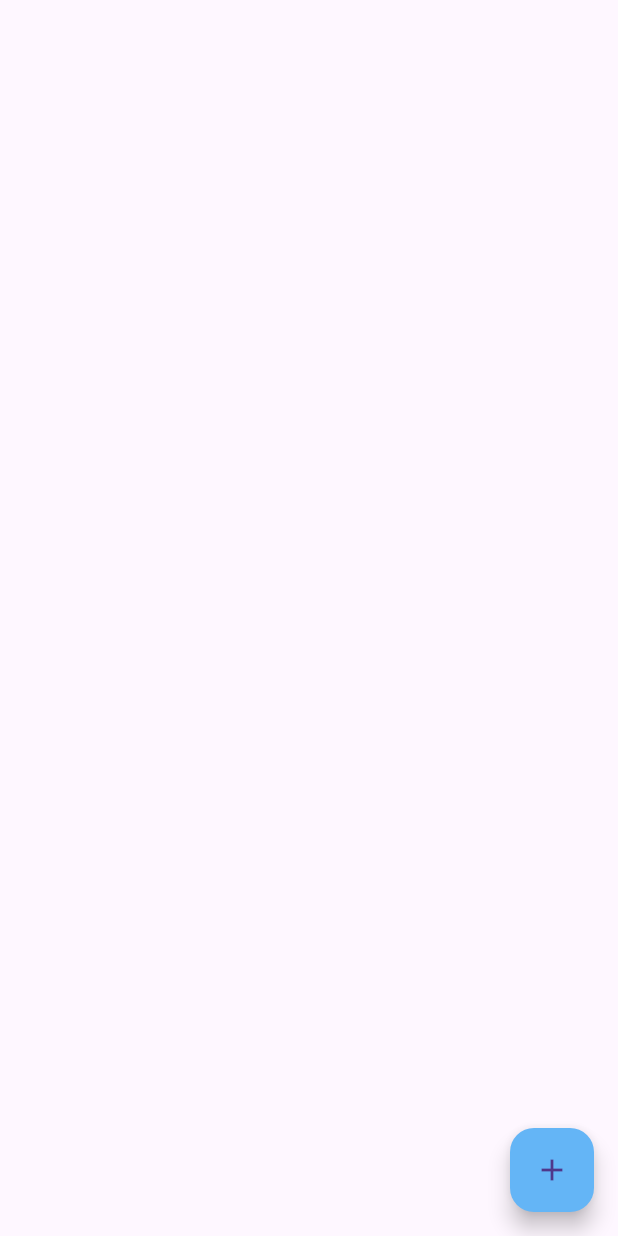
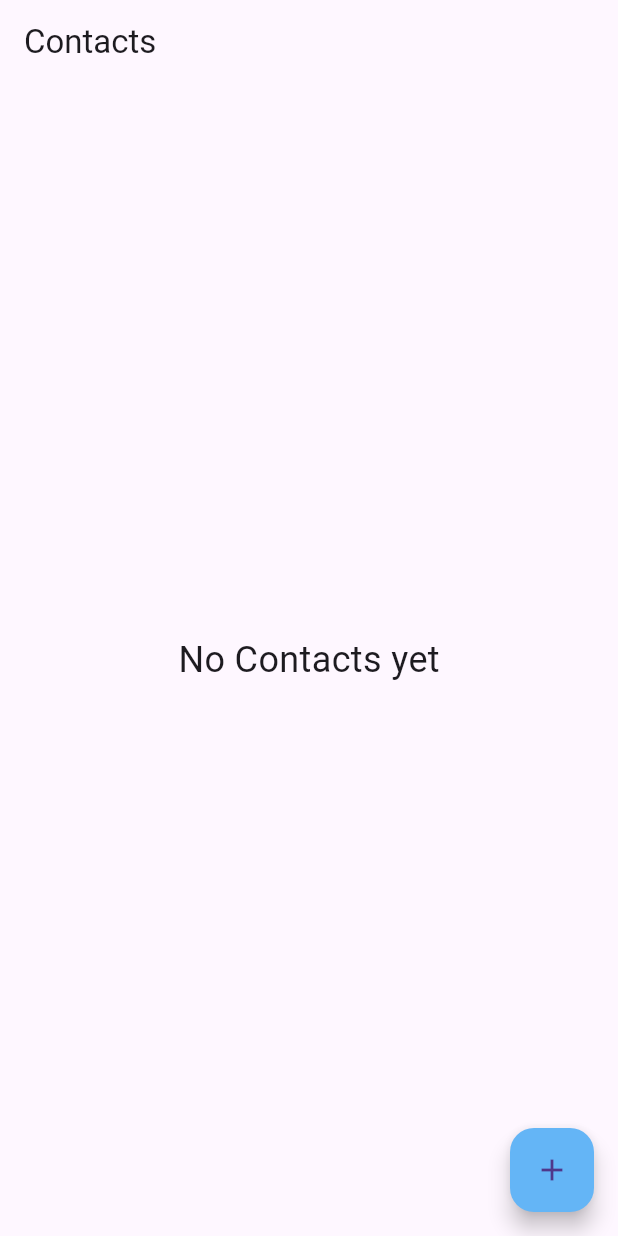
Before and after one commit to SamarAbdulaziz/Contacts_hive_cubit, a Flutter app: the screen it shows after launch, on a phone screen of 412 x 824 dp. Run offline on Flutter 3.47's test engine with Material 3 defaults, Android fonts, the light colour scheme and no system bars; our stand-ins replace bloc, flutter_bloc, hive, hive_flutter; accounts and stored records are empty.

Commit message:
adding bloc observer and 'no contacts yet'

```diff
--- a/lib/main.dart
+++ b/lib/main.dart
@@ -1,5 +1,6 @@
 import 'package:contacts_hive/constants.dart';
 import 'package:contacts_hive/cubit/contact_cubit.dart';
+import 'package:contacts_hive/cubit/my_bloc_observer.dart';
 import 'package:contacts_hive/models/contact_model.dart';
 import 'package:contacts_hive/views/contacts_screen.dart';
 import 'package:flutter/material.dart';
@@ -10,6 +11,8 @@ Future<void> main() async {
   await Hive.initFlutter();
   Hive.registerAdapter(ContactModelAdapter());
   await Hive.openBox<ContactModel>(contactsBoxName);
+  Bloc.observer = MyBlocObserver();
+
   runApp(const MyApp());
 }
 
--- a/lib/views/contacts_screen.dart
+++ b/lib/views/contacts_screen.dart
@@ -3,7 +3,6 @@ import 'package:contacts_hive/views/form_screen.dart';
 import 'package:contacts_hive/views/widgets/contact_item.dart';
 import 'package:flutter/material.dart';
 import 'package:flutter_bloc/flutter_bloc.dart';
-
 
 class ContactsScreen extends StatelessWidget {
   const ContactsScreen({super.key});
@@ -15,15 +14,23 @@ class ContactsScreen extends StatelessWidget {
         // TODO: implement listener
       },
       builder: (context, state) {
-
-        var cubit=BlocProvider.of<ContactCubit>(context);
+        var cubit = BlocProvider.of<ContactCubit>(context);
         return Scaffold(
-          appBar: AppBar(),
-          body: ListView.builder(
-            itemCount: cubit.contacts.length,
-            itemBuilder: (context, index) =>
-                ContactItem(index: index, contact:  cubit.contacts[index]),
+          appBar: AppBar(
+            title: const Text(
+              'Contacts',
+            ),
           ),
+          body: cubit.contacts.isEmpty
+              ? const Center(
+                  child:
+                      Text('No Contacts yet', style: TextStyle(fontSize: 24.0)),
+                )
+              : ListView.builder(
+                  itemCount: cubit.contacts.length,
+                  itemBuilder: (context, index) =>
+                      ContactItem(index: index, contact: cubit.contacts[index]),
+                ),
           floatingActionButton: FloatingActionButton(
             onPressed: () {
               Navigator.push(
```
Also changed, not shown: lib/cubit/my_bloc_observer.dart (added, +34 -0 lines), lib/views/widgets/contact_item.dart (+10 -3 lines).
